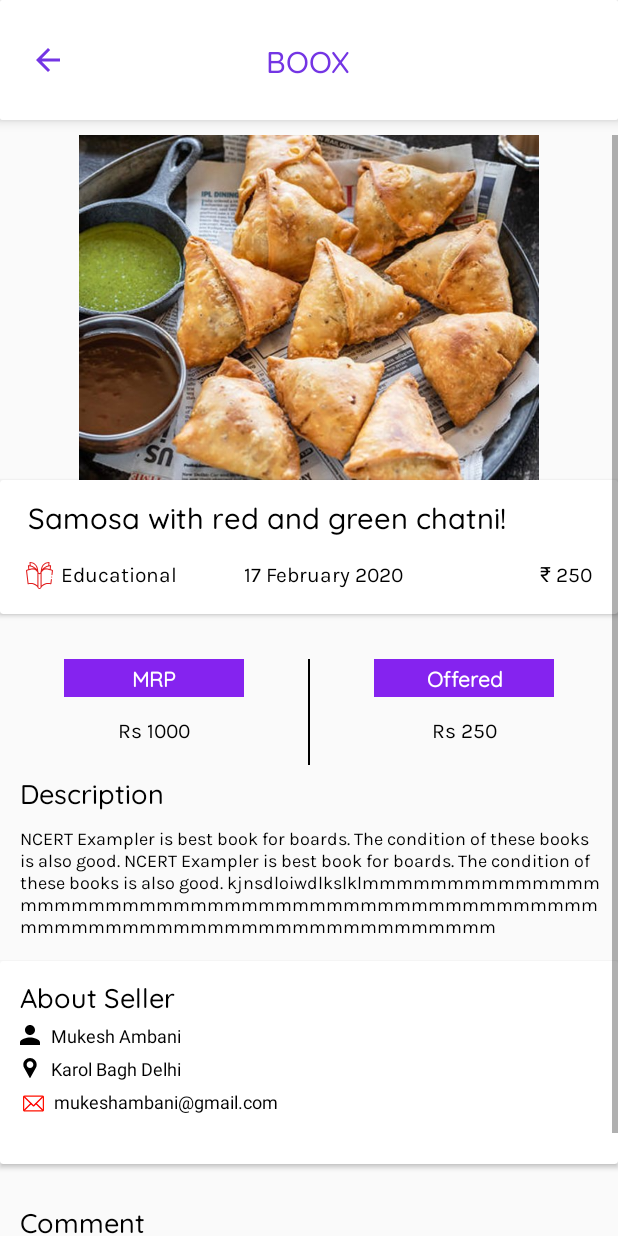
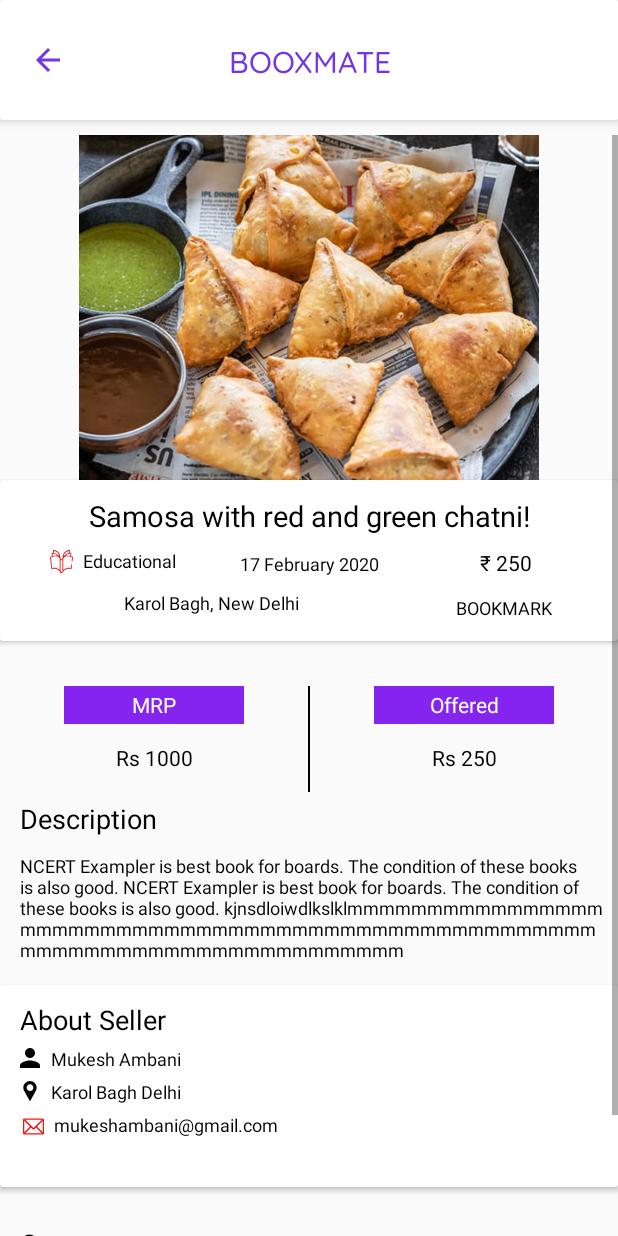
Before and after one commit to rishidholkheria/BooxMate-Android, an Android app: the layout activity_book_details.xml on its own in the app's theme, with its tools: preview values and no code run, on a phone screen of 412 x 824 dp. Run offline under Robolectric (Android 15) with nearby library versions, the light colour scheme and no system bars.

Commit message:
Book Details UI

```diff
--- a/app/src/main/res/layout/activity_book_details.xml
+++ b/app/src/main/res/layout/activity_book_details.xml
@@ -35,7 +35,7 @@
                 android:layout_marginTop="25dp"
                 android:layout_marginBottom="16dp"
                 android:fontFamily="@font/quicksand_medium"
-                android:text="BOOX"
+                android:text="BOOXMATE"
                 android:textAlignment="center"
                 android:textColor="#7435E4"
                 android:textSize="20dp" />
@@ -76,16 +76,15 @@
 
                     <LinearLayout
                         android:layout_width="match_parent"
-                        android:padding="5dp"
                         android:layout_height="match_parent"
-                        android:orientation="vertical">
+                        android:orientation="vertical"
+                        android:padding="5dp">
 
                         <TextView
                             android:id="@+id/title1"
                             android:layout_width="match_parent"
                             android:layout_height="wrap_content"
-                            android:layout_marginStart="8dp"
-                            android:fontFamily="@font/quicksand_medium"
+                            android:gravity="center"
                             android:padding="5dp"
                             android:text="Samosa with red and green chatni!"
                             android:textColor="#000000"
@@ -94,61 +93,103 @@
                         <LinearLayout
                             android:layout_width="match_parent"
                             android:layout_height="wrap_content"
-                            android:layout_marginStart="12dp"
-                            android:layout_marginTop="5dp"
-                            android:orientation="horizontal">
+                            android:orientation="horizontal"
+                            android:padding="3dp">
 
                             <LinearLayout
-                                android:layout_width="wrap_content"
+                                android:layout_width="match_parent"
                                 android:layout_height="wrap_content"
-                                android:layout_marginBottom="5dp"
                                 android:layout_weight="1"
+                                android:gravity="center_horizontal"
                                 android:orientation="horizontal">
 
                                 <ImageView
                                     android:layout_width="18dp"
-                                    android:layout_height="30dp"
+                                    android:layout_height="wrap_content"
                                     android:adjustViewBounds="true"
+                                    android:padding="1dp"
                                     android:src="@drawable/ic_category" />
 
                                 <TextView
                                     android:layout_width="wrap_content"
                                     android:layout_height="wrap_content"
                                     android:layout_marginStart="5dp"
-                                    android:layout_marginTop="5dp"
-                                    android:fontFamily="@font/karla"
                                     android:text="Educational"
                                     android:textColor="@android:color/black"
-                                    android:textSize="14sp" />
+                                    android:textSize="12sp" />
 
                             </LinearLayout>
 
                             <TextView
                                 android:id="@+id/tv_date"
-                                android:layout_width="wrap_content"
+                                android:layout_width="match_parent"
                                 android:layout_height="wrap_content"
-                                android:layout_marginTop="5dp"
                                 android:layout_weight="1"
-                                android:fontFamily="@font/karla"
+                                android:gravity="center"
                                 android:text="17 February 2020"
+                                android:textColor="@android:color/black"
+                                android:textSize="12sp" />
+
+                            <TextView
+                                android:id="@+id/tv_price"
+                                android:layout_width="match_parent"
+                                android:layout_height="wrap_content"
+                                android:layout_weight="1"
+                                android:gravity="center"
+                                android:text="₹ 250"
                                 android:textColor="@android:color/black"
                                 android:textSize="14sp" />
 
-                            <TextView
-                                android:id="@+id/tv_price"
-                                android:layout_width="wrap_content"
-                                android:layout_height="wrap_content"
-                                android:layout_marginTop="5dp"
-                                android:layout_marginEnd="12dp"
-                                android:layout_weight="1"
-                                android:fontFamily="@font/karla"
-                                android:gravity="end"
-                                android:text="₹ 250"
-                                android:textColor="@android:color/black"
-                                android:textSize="14sp" />
                         </LinearLayout>
 
+                        <androidx.appcompat.widget.LinearLayoutCompat
+                            android:layout_width="match_parent"
+                            android:layout_height="wrap_content"
+                            android:orientation="horizontal"
+                            android:padding="5dp">
 
+
+                            <androidx.appcompat.widget.LinearLayoutCompat
+                                android:layout_width="match_parent"
+                                android:layout_height="wrap_content"
+                                android:layout_weight="1"
+                                android:gravity="center"
+                                android:orientation="horizontal">
+
+                                <TextView
+                                    android:id="@+id/tv_location"
+                                    android:layout_width="wrap_content"
+                                    android:layout_height="match_parent"
+                                    android:text="Karol Bagh"
+                                    android:textColor="@android:color/black"
+                                    android:textSize="12sp" />
+
+                                <TextView
+                                    android:id="@+id/tv_city"
+                                    android:layout_width="wrap_content"
+                                    android:layout_height="match_parent"
+                                    android:text=", New Delhi"
+                                    android:textColor="@android:color/black"
+                                    android:textSize="12sp" />
+
+                            </androidx.appcompat.widget.LinearLayoutCompat>
+
+                            <TextView
+                                android:id="@+id/tv_cat"
+                                android:layout_width="match_parent"
+                                android:layout_height="wrap_content"
+                                android:layout_weight="2"
+                                android:gravity="center"
+                                android:paddingStart="5dp"
+                                android:paddingTop="3dp"
+                                android:paddingEnd="5dp"
+                                android:paddingBottom="3dp"
+                                android:text="BOOKMARK"
+                                android:textColor="#000"
+                                android:textSize="12sp" />
+
+
+                        </androidx.appcompat.widget.LinearLayoutCompat>
 
                     </LinearLayout>
 
@@ -158,8 +199,8 @@
                     android:layout_width="match_parent"
                     android:layout_height="wrap_content"
                     android:layout_marginTop="20dp"
-                    android:paddingTop="10dp"
-                    android:orientation="horizontal">
+                    android:orientation="horizontal"
+                    android:paddingTop="10dp">
 
                     <LinearLayout
                         android:layout_width="match_parent"
@@ -172,11 +213,9 @@
                             android:layout_height="25dp"
                             android:layout_gravity="center_horizontal"
                             android:background="@drawable/rect_button"
-                            android:fontFamily="@font/quicksand"
                             android:gravity="center"
                             android:text="MRP"
-                            android:textColor="#ffffff"
-                            android:textStyle="bold" />
+                            android:textColor="#ffffff" />
 
                         <TextView
                             android:layout_width="120dp"
@@ -184,7 +223,6 @@
                             android:layout_gravity="center_horizontal"
                             android:layout_marginTop="10dp"
                             android:layout_marginBottom="10dp"
-                            android:fontFamily="@font/karla"
                             android:gravity="center"
                             android:text="Rs 1000"
                             android:textColor="#000000" />
@@ -208,11 +246,9 @@
                             android:layout_height="25dp"
                             android:layout_gravity="center_horizontal"
                             android:background="@drawable/rect_button"
-                            android:fontFamily="@font/quicksand"
                             android:gravity="center"
                             android:text="Offered"
-                            android:textColor="#ffffff"
-                            android:textStyle="bold" />
+                            android:textColor="#ffffff" />
 
                         <TextView
                             android:layout_width="120dp"
@@ -220,7 +256,6 @@
                             android:layout_gravity="center_horizontal"
                             android:layout_marginTop="10dp"
                             android:layout_marginBottom="10dp"
-                            android:fontFamily="@font/karla"
                             android:gravity="center"
                             android:text="Rs 250"
                             android:textColor="#000000" />
@@ -240,7 +275,6 @@
                         android:layout_width="match_parent"
                         android:layout_height="wrap_content"
                         android:layout_marginStart="8dp"
-                        android:fontFamily="@font/quicksand_medium"
                         android:padding="5dp"
                         android:text="Description"
                         android:textColor="#000000"
@@ -250,7 +284,6 @@
                         android:layout_width="match_parent"
                         android:layout_height="match_parent"
                         android:layout_marginStart="8dp"
-                        android:fontFamily="@font/karla"
                         android:padding="5dp"
                         android:text="NCERT Exampler is best book for boards. The condition of these books is also good.
 NCERT Exampler is best book for boards. The condition of these books is also good.
@@ -278,7 +311,6 @@ kjnsdloiwdlkslklmmmmmmmmmmmmmmmmmmmmmmmmmmmmmmmmmmmmmmmmmmmmmmmmmmmmmmmmmmmmmmmm
                             android:layout_height="wrap_content"
                             android:layout_marginStart="8dp"
                             android:layout_marginTop="5dp"
-                            android:fontFamily="@font/quicksand_medium"
                             android:padding="5dp"
                             android:text="About Seller"
                             android:textColor="#000000"
@@ -343,7 +375,6 @@ kjnsdloiwdlkslklmmmmmmmmmmmmmmmmmmmmmmmmmmmmmmmmmmmmmmmmmmmmmmmmmmmmmmmmmmmmmmmm
                     android:layout_width="match_parent"
                     android:layout_height="wrap_content"
                     android:layout_marginStart="8dp"
-                    android:fontFamily="@font/quicksand_medium"
                     android:padding="5dp"
                     android:text="Comment"
                     android:textColor="#000000"
@@ -355,7 +386,6 @@ kjnsdloiwdlkslklmmmmmmmmmmmmmmmmmmmmmmmmmmmmmmmmmmmmmmmmmmmmmmmmmmmmmmmmmmmmmmmm
                     android:layout_height="wrap_content"
                     android:layout_margin="10dp"
                     android:background="@drawable/button_bg"
-                    android:fontFamily="@font/quicksand_medium"
                     android:text="Proceed"
                     android:textColor="#ffffff" />
 
@@ -383,7 +413,6 @@ kjnsdloiwdlkslklmmmmmmmmmmmmmmmmmmmmmmmmmmmmmmmmmmmmmmmmmmmmmmmmmmmmmmmmmmmmmmmm
                     android:layout_width="match_parent"
                     android:layout_height="wrap_content"
                     android:layout_marginLeft="5dp"
-                    android:fontFamily="@font/quicksand_medium"
                     android:padding="10dp"
                     android:text="Harry Potter"
                     android:textColor="#000000"
@@ -395,7 +424,6 @@ kjnsdloiwdlkslklmmmmmmmmmmmmmmmmmmmmmmmmmmmmmmmmmmmmmmmmmmmmmmmmmmmmmmmmmmmmmmmm
                     android:layout_marginStart="8dp"
                     android:layout_marginTop="5dp"
                     android:layout_marginEnd="8dp"
-                    android:fontFamily="@font/karla"
                     android:paddingStart="5dp"
                     android:paddingEnd="5dp"
                     android:paddingBottom="10dp"
@@ -422,7 +450,6 @@ kjnsdloiwdlkslklmmmmmmmmmmmmmmmmmmmmmmmmmmmmmmmmmmmmmmmmmmmmmmmmmmmmmmmmmmmmmmmm
                             android:layout_height="25dp"
                             android:layout_gravity="center_horizontal"
                             android:background="@drawable/rect_button"
-                            android:fontFamily="@font/quicksand"
                             android:gravity="center"
                             android:text="MRP"
                             android:textColor="#ffffff"
@@ -434,7 +461,6 @@ kjnsdloiwdlkslklmmmmmmmmmmmmmmmmmmmmmmmmmmmmmmmmmmmmmmmmmmmmmmmmmmmmmmmmmmmmmmmm
                             android:layout_gravity="center_horizontal"
                             android:layout_marginTop="10dp"
                             android:layout_marginBottom="10dp"
-                            android:fontFamily="@font/karla"
                             android:gravity="center"
                             android:text="Rs 1000"
                             android:textColor="#000000" />
@@ -458,7 +484,6 @@ kjnsdloiwdlkslklmmmmmmmmmmmmmmmmmmmmmmmmmmmmmmmmmmmmmmmmmmmmmmmmmmmmmmmmmmmmmmmm
                             android:layout_height="25dp"
                             android:layout_gravity="center_horizontal"
                             android:background="@drawable/rect_button"
-                            android:fontFamily="@font/quicksand"
                             android:gravity="center"
                             android:text="Offered"
                             android:textColor="#ffffff"
@@ -470,7 +495,6 @@ kjnsdloiwdlkslklmmmmmmmmmmmmmmmmmmmmmmmmmmmmmmmmmmmmmmmmmmmmmmmmmmmmmmmmmmmmmmmm
                             android:layout_gravity="center_horizontal"
                             android:layout_marginTop="10dp"
                             android:layout_marginBottom="10dp"
-                            android:fontFamily="@font/karla"
                             android:gravity="center"
                             android:text="Rs 250"
                             android:textColor="#000000" />
@@ -486,7 +510,6 @@ kjnsdloiwdlkslklmmmmmmmmmmmmmmmmmmmmmmmmmmmmmmmmmmmmmmmmmmmmmmmmmmmmmmmmmmmmmmmm
                     android:layout_height="wrap_content"
                     android:layout_marginStart="8dp"
                     android:layout_marginTop="8dp"
-                    android:fontFamily="@font/quicksand_medium"
                     android:padding="5dp"
                     android:text="About Seller"
                     android:textColor="#000000"
@@ -496,7 +519,6 @@ kjnsdloiwdlkslklmmmmmmmmmmmmmmmmmmmmmmmmmmmmmmmmmmmmmmmmmmmmmmmmmmmmmmmmmmmmmmmm
                     android:layout_width="match_parent"
                     android:layout_height="wrap_content"
                     android:layout_marginStart="8dp"
-                    android:fontFamily="@font/karla"
                     android:padding="5dp"
                     android:text="Rishi Dholkheria"
                     android:textColor="#000000"
@@ -506,7 +528,6 @@ kjnsdloiwdlkslklmmmmmmmmmmmmmmmmmmmmmmmmmmmmmmmmmmmmmmmmmmmmmmmmmmmmmmmmmmmmmmmm
                     android:layout_width="match_parent"
                     android:layout_height="wrap_content"
                     android:layout_marginStart="8dp"
-                    android:fontFamily="@font/karla"
                     android:padding="5dp"
                     android:text="rishidholkheria@gmail.com"
                     android:textColor="#000000"
@@ -516,7 +537,6 @@ kjnsdloiwdlkslklmmmmmmmmmmmmmmmmmmmmmmmmmmmmmmmmmmmmmmmmmmmmmmmmmmmmmmmmmmmmmmmm
                     android:layout_width="match_parent"
                     android:layout_height="wrap_content"
                     android:layout_marginStart="8dp"
-                    android:fontFamily="@font/karla"
                     android:padding="5dp"
                     android:text="Karol Bagh"
                     android:textColor="#000000"
@@ -527,21 +547,19 @@ kjnsdloiwdlkslklmmmmmmmmmmmmmmmmmmmmmmmmmmmmmmmmmmmmmmmmmmmmmmmmmmmmmmmmmmmmmmmm
                     android:layout_width="match_parent"
                     android:layout_height="wrap_content"
                     android:layout_marginTop="45dp"
-                    android:fontFamily="@font/karla"
                     android:gravity="center"
                     android:text="Confirm Order?"
                     android:textColor="#000000"
                     android:textSize="14sp" />
 
                 <Button
+                    android:id="@+id/btn"
                     android:layout_width="match_parent"
                     android:layout_height="wrap_content"
                     android:layout_gravity="bottom"
                     android:layout_margin="15dp"
                     android:background="@drawable/button_bg"
-                    android:fontFamily="@font/quicksand_medium"
                     android:text="CONFIRM"
-                    android:id="@+id/btn"
                     android:textColor="#ffffff" />
 
             </LinearLayout>
--- a/app/src/main/res/layout/one_row.xml
+++ b/app/src/main/res/layout/one_row.xml
@@ -38,8 +38,8 @@
                     android:layout_width="match_parent"
                     android:layout_height="match_parent"
                     android:layout_weight="0.1"
-                    android:paddingEnd="4dp"
                     android:gravity="center"
+                    android:paddingStart="2dp"
                     android:orientation="vertical">
 
                     <TextView
@@ -84,7 +84,8 @@
                         android:layout_gravity="start"
                         android:lines="1"
                         android:text="₹ 2500"
-                        android:textColor="@android:color/black"
+                        android:textStyle="bold"
+                        android:textColor="#343239"
                         android:layout_marginTop="4dp"
                         android:textSize="15sp" />
 
@@ -97,10 +98,10 @@
 
                     <ImageView
                         android:id="@+id/iv_bookmark"
-                        android:layout_width="20dp"
+                        android:layout_width="23dp"
                         android:layout_height="27dp"
-                        android:layout_alignParentRight="true"
-                        android:layout_marginRight="4dp"
+                        android:layout_alignParentEnd="true"
+                        android:layout_marginEnd="4dp"
                         android:src="@drawable/ic_bookmark" />
 
                     <TextView
```
